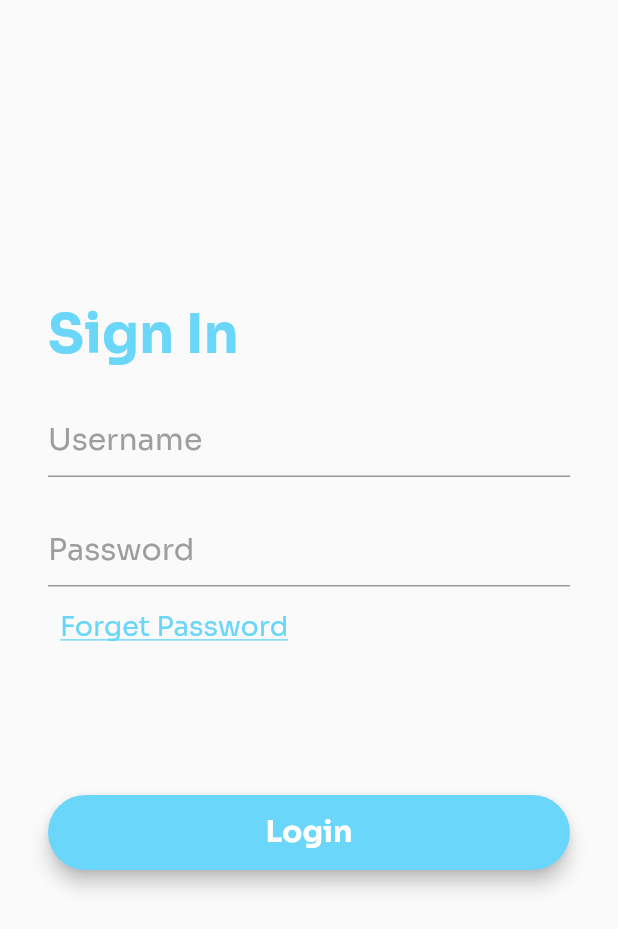
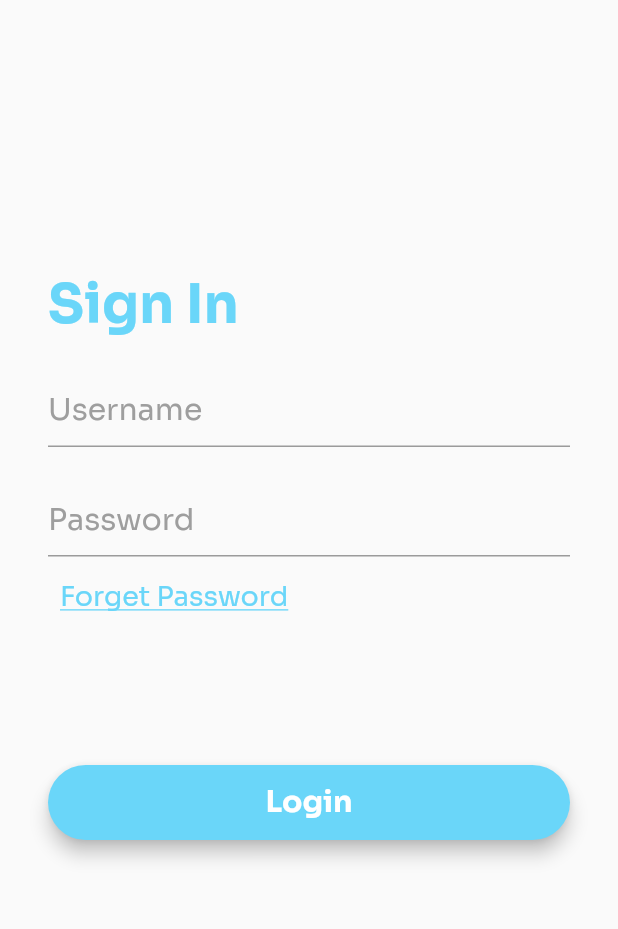
Before and after one commit to OrangJenius/coldstorage, a Flutter app: the Login screen opened directly, on a phone screen of 412 x 824 dp. Shown: the top 929 px of the screen. Run offline on Flutter 3.47's test engine with Material 2 defaults, Android fonts, the phone set to English and light mode, and no system bars.

Commit message:
Update login.dart

```diff
--- a/driver_cold_storage/lib/screens/login.dart
+++ b/driver_cold_storage/lib/screens/login.dart
@@ -15,7 +15,7 @@ class _loginState extends State<Login> {
             crossAxisAlignment: CrossAxisAlignment.start,
             children: [
               Padding(
-                padding: EdgeInsets.only(left: 32.0, top: 200),
+                padding: EdgeInsets.only(left: 32.0, top: 180),
                 child: Text(
                   "Sign In",
                   style: TextStyle(
```
